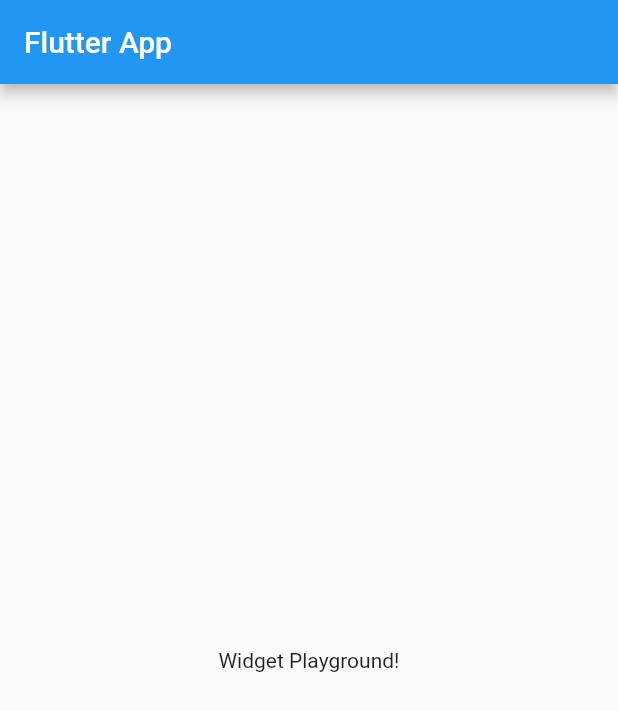
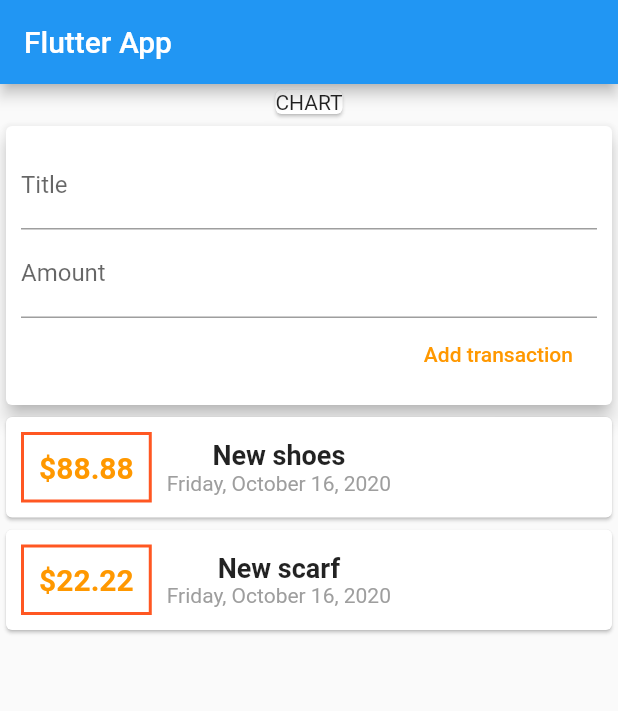
Before and after one commit to GianMor/personal_expenses_flutter, a Flutter app: the screen it shows after launch, on a phone screen of 412 x 824 dp. Shown: the top 711 px of the screen. Run offline on Flutter 3.47's test engine with Material 2 defaults, Android fonts, the phone set to English and light mode, and no system bars.

Commit message:
base app complete

```diff
--- a/lib/main.dart
+++ b/lib/main.dart
@@ -1,4 +1,6 @@
 import 'package:flutter/material.dart';
+import 'package:personal_expenses_flutter/transaction.dart';
+import 'package:intl/intl.dart';
 
 void main() => runApp(MyApp());
 
@@ -13,12 +15,94 @@ class MyApp extends StatelessWidget {
 }
 
 class MyHomePage extends StatelessWidget {
+  final List<Transaction> transaction = [
+    Transaction(id: 1, title: "New shoes", amount: 88.88, date: DateTime.now()),
+    Transaction(id: 2, title: "New scarf", amount: 22.22, date: DateTime.now()),
+  ];
+
+  // String titleInput;
+  // String amountTitle;
+
+  final titleController = TextEditingController();
+  final amountController = TextEditingController();
+
   @override
   Widget build(BuildContext context) {
     return Scaffold(
         appBar: AppBar(
           title: Text("Flutter App"),
         ),
-        body: Center(child: Text("Widget Playground!")));
+        body: Column(
+          children: <Widget>[
+            Card(child: Text("CHART")),
+            Card(
+              elevation: 5,
+              child: Container(
+                padding: EdgeInsets.all(10),
+                child: Column(
+                  crossAxisAlignment: CrossAxisAlignment.end,
+                  children: <Widget>[
+                    TextField(
+                      decoration: InputDecoration(labelText: 'Title'),
+                      controller: titleController,
+                      // onChanged: (val) => titleInput = val,
+                    ),
+                    TextField(
+                      decoration: InputDecoration(labelText: 'Amount'),
+                      controller: amountController,
+                      // onChanged: (val) => amountTitle = val,
+                    ),
+                    FlatButton(
+                      onPressed: () => null,
+                      child: Text('Add transaction'),
+                      textColor: Colors.orange,
+                    )
+                  ],
+                ),
+              ),
+            ),
+            Column(
+                children: transaction
+                    .map((tx) => Card(
+                          child: Row(
+                            children: <Widget>[
+                              Container(
+                                  margin: EdgeInsets.symmetric(
+                                      vertical: 10, horizontal: 10),
+                                  decoration: BoxDecoration(
+                                      border: Border.all(
+                                          color: Colors.deepOrange, width: 2)),
+                                  padding: EdgeInsets.all(10),
+                                  child: Text(
+                                    '\$${tx.amount}',
+                                    style: TextStyle(
+                                        fontWeight: FontWeight.bold,
+                                        fontSize: 20,
+                                        color: Colors.orange),
+                                  )),
+                              Column(
+                                //crossAxisAlignment: CrossAxisAlignment.start,
+                                children: <Widget>[
+                                  Text(
+                                    tx.title,
+                                    style: TextStyle(
+                                        fontSize: 18,
+                                        fontWeight: FontWeight.bold),
+                                  ),
+                                  Text(
+                                    DateFormat()
+                                        .add_yMMMMEEEEd()
+                                        .format(tx.date),
+                                    style: TextStyle(
+                                        fontSize: 14, color: Colors.grey),
+                                  )
+                                ],
+                              )
+                            ],
+                          ),
+                        ))
+                    .toList())
+          ],
+        ));
   }
 }
--- a/pubspec.yaml
+++ b/pubspec.yaml
@@ -23,6 +23,11 @@ environment:
 dependencies:
   flutter:
     sdk: flutter
+
+
+
+
+  intl: ^0.16.1
 
 
   # The following adds the Cupertino Icons font to your application.
```
Also changed, not shown: pubspec.lock.
